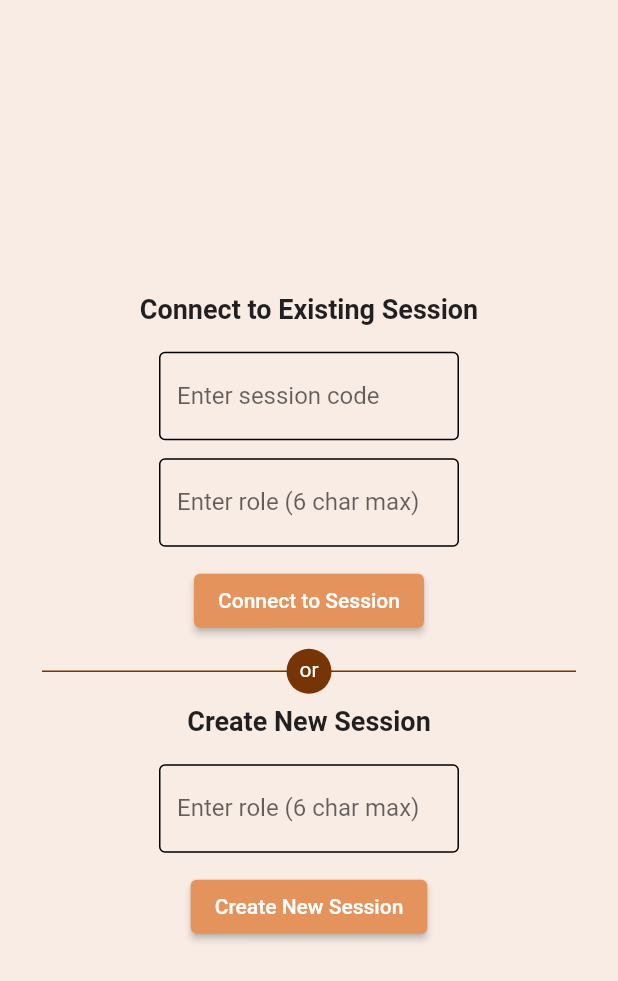
After one commit to James-A-White/CMeter, a Flutter app: the screen it shows after launch, on a phone screen of 412 x 824 dp. The commit adds this screen. Shown: the top 981 px of the screen. Run offline on Flutter 3.47's test engine with Material 2 defaults, Android fonts, the phone set to English and light mode, and no system bars; our stand-ins replace auto_size_text, freezed_annotation, get, hexcolor, hive, qr_flutter; accounts and stored records are empty.

Commit message:
Int: re-commit

```diff
--- /dev/null
+++ b/lib/forms/entry_pages/login_form.dart
@@ -0,0 +1,168 @@
+import 'package:flutter_test_getx/imports.dart';
+import 'package:flutter/material.dart';
+import 'package:get/get.dart';
+
+class LoginForm extends GetView<LoginController> {
+  const LoginForm({Key? key}) : super(key: key);
+
+  @override
+  Widget build(BuildContext context) {
+    final LoginController c = Get.put(LoginController());
+
+    final num height = MediaQuery.of(context).size.height;
+    final num width = MediaQuery.of(context).size.width;
+
+    return Scaffold(
+      body: Center(
+        child: SingleChildScrollView(
+          scrollDirection: width < height ? Axis.vertical : Axis.horizontal,
+          child: FocusTraversalGroup(
+            policy: OrderedTraversalPolicy(),
+            child: Padding(
+              padding: const EdgeInsets.all(20.0),
+              child: width < height
+                  ? Column(
+                      mainAxisAlignment: MainAxisAlignment.center,
+                      children: _loginWidgets(c, true, context),
+                    )
+                  : Row(
+                      mainAxisAlignment: MainAxisAlignment.center,
+                      children: _loginWidgets(c, false, context),
+                    ),
+            ),
+          ),
+        ),
+      ),
+    );
+  }
+
+  List<Widget> _loginWidgets(LoginController c, bool horizontal, BuildContext context) {
+    List<Widget> widgets = <Widget>[];
+
+    widgets.add(
+      FocusTraversalOrder(
+        order: const NumericFocusOrder(1),
+        child: Column(
+          crossAxisAlignment: CrossAxisAlignment.center,
+          children: [
+            const Padding(
+              padding: EdgeInsets.only(bottom: 18.0),
+              child: Text(
+                'Connect to Existing Session',
+                style: TextStyle(
+                  fontSize: 18,
+                  fontWeight: FontWeight.bold,
+                ),
+              ),
+            ),
+            SizedBox(
+              width: 200.0,
+              child: TextFormField(
+                controller: c.sessionCodeController,
+                decoration: const InputDecoration(
+                  labelText: 'Enter session code',
+                  enabledBorder: OutlineInputBorder(borderSide: BorderSide(color: Colors.black, width: 1.0)),
+                ),
+              ),
+            ),
+            const SizedBox(
+              height: 12,
+            ),
+            SizedBox(
+              width: 200.0,
+              child: TextFormField(
+                controller: c.abbreviation1Controller,
+                decoration: const InputDecoration(
+                  labelText: 'Enter role (6 char max)',
+                  enabledBorder: OutlineInputBorder(borderSide: BorderSide(color: Colors.black, width: 1.0)),
+                ),
+              ),
+            ),
+            const SizedBox(
+              height: 12,
+            ),
+            ElevatedButton(
+              onPressed: c.onConnectToSession,
+              child: const Text('Connect to Session'),
+            ),
+          ],
+        ),
+      ),
+    );
+
+    widgets.add(
+      Padding(
+        padding: const EdgeInsets.all(8.0),
+        child: Stack(
+          alignment: AlignmentDirectional.center,
+          children: <Widget>[
+            horizontal
+                ? Divider(
+                    height: 30.0,
+                    thickness: 1.0,
+                    color: AppColors.accent3,
+                  )
+                : VerticalDivider(width: 30.0, thickness: 1.0, color: AppColors.accent3),
+            Container(
+              height: 30,
+              width: 30,
+              decoration: BoxDecoration(
+                shape: BoxShape.circle,
+                color: AppColors.accent3,
+              ),
+              child: const Padding(
+                padding: EdgeInsets.only(bottom: 2.0),
+                child: Center(child: Text('or', style: TextStyle(color: Colors.white))),
+              ),
+            )
+          ],
+        ),
+      ),
+    );
+
+    widgets.add(
+      FocusTraversalOrder(
+        order: const NumericFocusOrder(2),
+        child: Column(
+          crossAxisAlignment: CrossAxisAlignment.center,
+          children: [
+            const Padding(
+              padding: EdgeInsets.only(bottom: 18.0),
+              child: Text(
+                'Create New Session',
+                style: TextStyle(
+                  fontSize: 18,
+                  fontWeight: FontWeight.bold,
+                ),
+              ),
+            ),
+            SizedBox(
+              width: 200.0,
+              child: TextFormField(
+                controller: c.abbreviation2Controller,
+                decoration: const InputDecoration(
+                  labelText: 'Enter role (6 char max)',
+                  enabledBorder: OutlineInputBorder(borderSide: BorderSide(color: Colors.black, width: 1.0)),
+                ),
+              ),
+            ),
+            const SizedBox(
+              height: 12,
+            ),
+            ElevatedButton(
+              onPressed: c.onCreateNewSession,
+              child: const Text('Create New Session'),
+            ),
+          ],
+        ),
+      ),
+    );
+
+    return widgets;
+  }
+
+  _fieldFocusChange(BuildContext context, FocusNode currentFocus, FocusNode nextFocus) {
+    currentFocus.unfocus();
+    FocusScope.of(context).requestFocus(nextFocus);
+  }
+}
--- a/lib/imports.dart
+++ b/lib/imports.dart
@@ -11,13 +11,15 @@ export 'package:flutter_test_getx/styles/colors.dart';
 export 'package:flutter_test_getx/widgets/consensus_chips.dart';
 export 'package:flutter_test_getx/consts.dart';
 export 'package:flutter_test_getx/decision_view.dart';
-export 'package:flutter_test_getx/forms/identity/login_form.dart';
-export 'package:flutter_test_getx/forms/identity/login_controller.dart';
+export 'package:flutter_test_getx/forms/entry_pages/login_form.dart';
+export 'package:flutter_test_getx/forms/entry_pages/login_controller.dart';
+export 'package:flutter_test_getx/forms/entry_pages/connect_by_url_form.dart';
+export 'package:flutter_test_getx/forms/entry_pages/connect_by_url_controller.dart';
 export 'package:flutter_test_getx/hive_keys.dart';
 export 'package:flutter_test_getx/models/chip_model/chip_model.dart';
 export 'package:flutter_test_getx/utility/service_common.dart';
 export 'package:hexcolor/hexcolor.dart';
 export 'package:hive/hive.dart';
 export 'package:http/http.dart';
-// export 'package:freezed/builder.dart';
+export 'package:qr_flutter/qr_flutter.dart';
 export 'package:uuid/uuid.dart';
--- a/pubspec.yaml
+++ b/pubspec.yaml
@@ -45,6 +45,7 @@ dependencies:
   hexcolor: ^3.0.1
   hive: ^2.2.3
   http: ^0.13.5
+  qr_flutter: ^4.0.0
 
 dev_dependencies:
   flutter_test:
```
Also changed, not shown: lib/forms/entry_pages/connect_by_url_controller.dart (added, +139 -0 lines), lib/forms/entry_pages/connect_by_url_form.dart (added, +91 -0 lines), lib/forms/identity/login_form.dart (deleted, +0 -168 lines), lib/main.dart (+14 -1 lines), lib/forms/entry_pages/login_controller.dart (renamed from lib/forms/identity/login_controller.dart), pubspec.lock, 3 other files.
